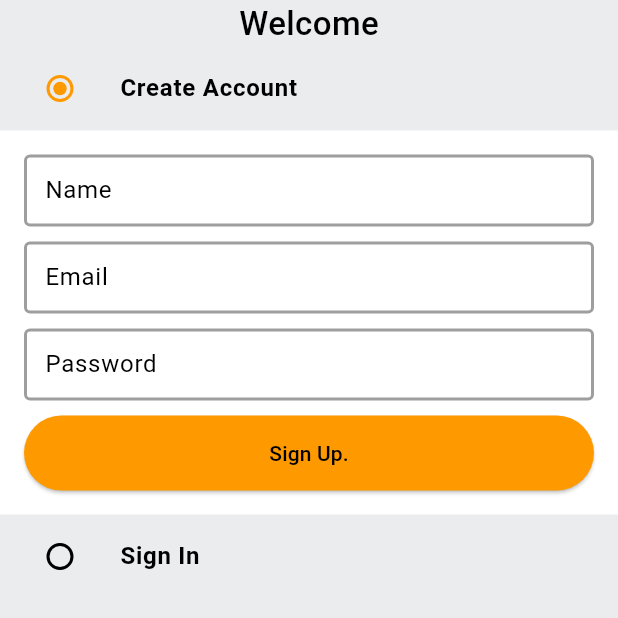
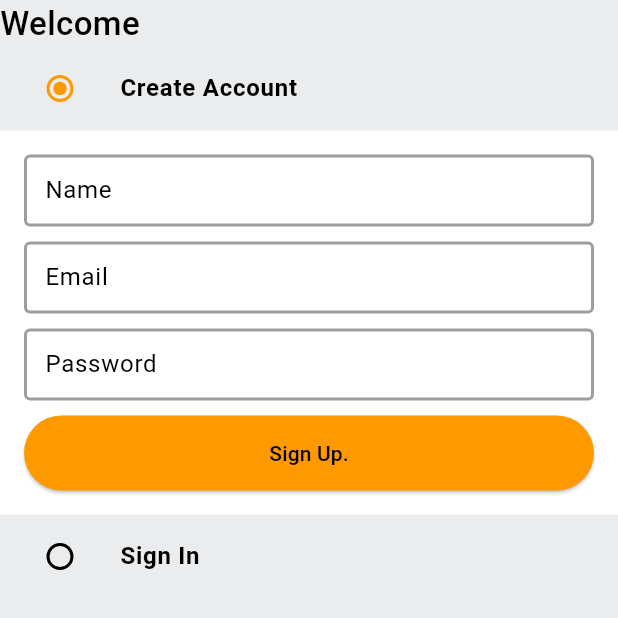
Before and after one commit to ashish10010/amazon_clone, a Flutter app: the screen it shows after launch, on a phone screen of 412 x 824 dp, the top half of it. Run offline on Flutter 3.47's test engine with Material 3 defaults, Android fonts, the phone set to English and light mode, and no system bars.

Commit message:
auth page

```diff
--- a/lib/features/auth/presentation/pages/auth_page.dart
+++ b/lib/features/auth/presentation/pages/auth_page.dart
@@ -1,3 +1,4 @@
+import 'package:amazon_clone/constants/global_variables.dart';
 import 'package:amazon_clone/features/auth/presentation/widgets/auth_form.dart';
 import 'package:amazon_clone/features/auth/presentation/widgets/auth_options.dart';
 import 'package:flutter/material.dart';
@@ -38,6 +39,7 @@ class _AuthPageState extends State<AuthPage> {
     return Scaffold(
       body: SafeArea(
         child: Column(
+          crossAxisAlignment: CrossAxisAlignment.start,
           children: [
             Text(
               'Welcome',
@@ -47,6 +49,9 @@ class _AuthPageState extends State<AuthPage> {
               ),
             ),
             AuthOptions(
+                tileColor: _auth == Auth.signup
+                    ? GlobalVariables.backgroundColor
+                    : GlobalVariables.greyBackgroundCOlor,
                 title: 'Create Account',
                 value: Auth.signup,
                 groupValue: _auth,
@@ -80,6 +85,9 @@ class _AuthPageState extends State<AuthPage> {
                 buttonText: 'Sign Up.',
               ),
             AuthOptions(
+              tileColor: _auth == Auth.signin
+                  ? GlobalVariables.backgroundColor
+                  : GlobalVariables.greyBackgroundCOlor,
               title: 'Sign In',
               value: Auth.signin,
               groupValue: _auth,
--- a/lib/features/auth/presentation/widgets/auth_options.dart
+++ b/lib/features/auth/presentation/widgets/auth_options.dart
@@ -1,12 +1,14 @@
 import 'package:flutter/material.dart';
 
 class AuthOptions extends StatelessWidget {
+  final Color tileColor;
   final String title;
   final Enum value;
   final Enum groupValue;
   final ValueChanged<Enum?> onChanged;
   const AuthOptions({
     super.key,
+    required this.tileColor,
     required this.title,
     required this.value,
     required this.groupValue,
```
